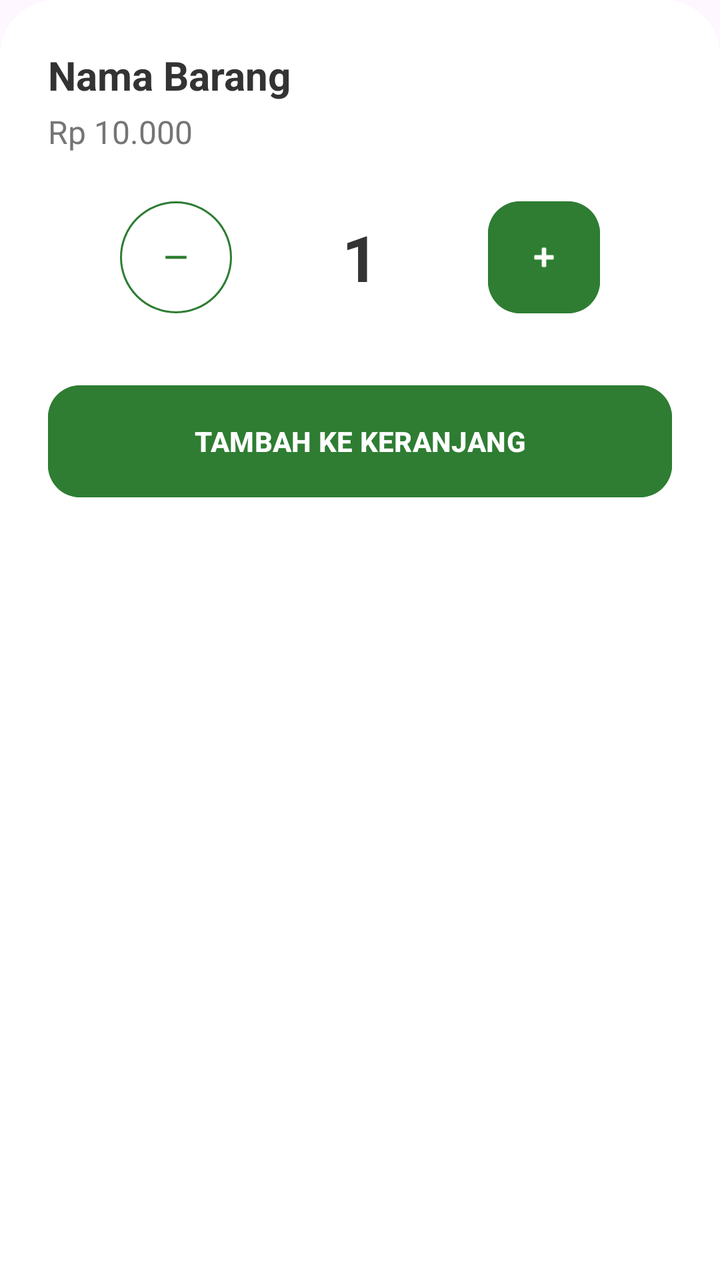
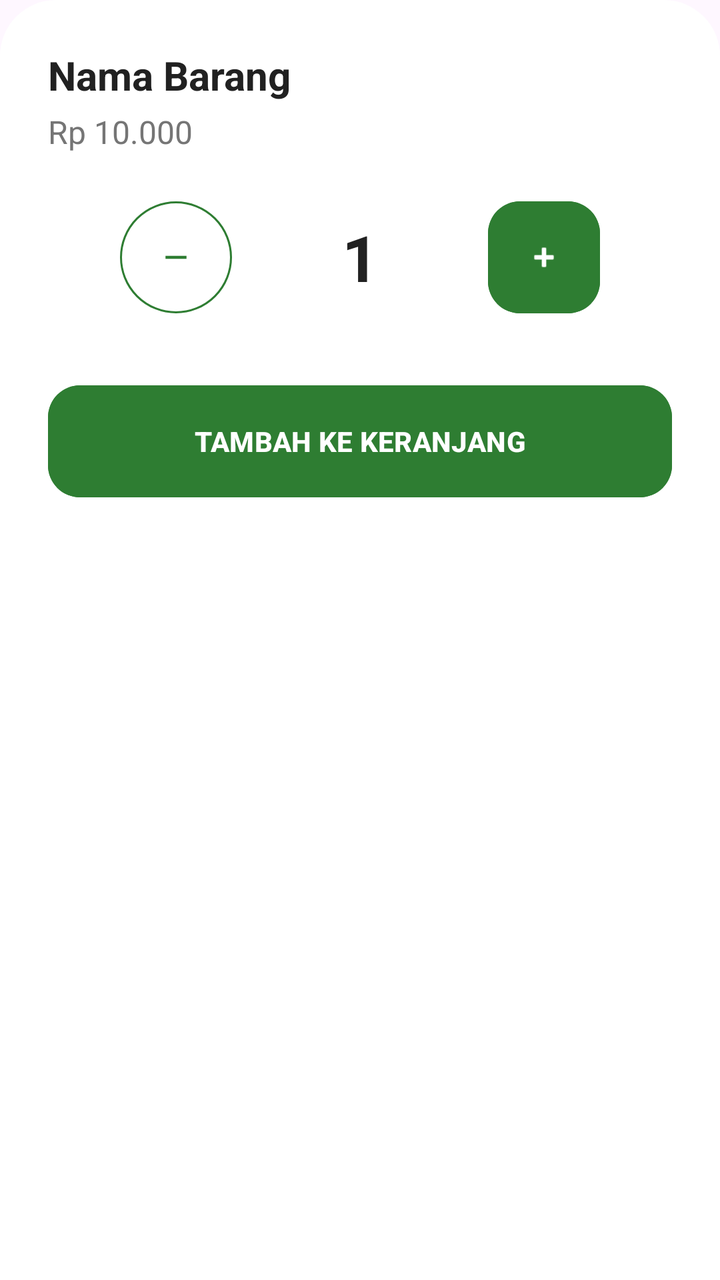

An Android layout rendered at two revisions. The XML below is the earlier revision; the diff shows what the commit changed to produce the second picture.
<!-- AndroidManifest.xml: application theme Theme.WarungKu -->
<!-- res/layout/layout_bottom_sheet_quantity.xml -->
<?xml version="1.0" encoding="utf-8"?>
<LinearLayout xmlns:android="http://schemas.android.com/apk/res/android"
    xmlns:app="http://schemas.android.com/apk/res-auto"
    android:layout_width="match_parent"
    android:layout_height="wrap_content"
    android:orientation="vertical"
    android:padding="24dp"
    android:background="@drawable/bg_bottom_sheet">

    <TextView
        android:id="@+id/tvSheetName"
        android:layout_width="match_parent"
        android:layout_height="wrap_content"
        android:text="Nama Barang"
        android:textSize="20sp"
        android:textStyle="bold"
        android:textColor="#333333"
        android:layout_marginBottom="4dp"/>

    <TextView
        android:id="@+id/tvSheetPrice"
        android:layout_width="match_parent"
        android:layout_height="wrap_content"
        android:text="Rp 10.000"
        android:textSize="16sp"
        android:textColor="#757575"
        android:layout_marginBottom="24dp"/>

    <LinearLayout
        android:layout_width="match_parent"
        android:layout_height="wrap_content"
        android:orientation="horizontal"
        android:gravity="center"
        android:layout_marginBottom="32dp">

        <com.google.android.material.button.MaterialButton
            android:id="@+id/btnSheetMinus"
            style="@style/Widget.Material3.Button.OutlinedButton.Icon"
            android:layout_width="56dp"
            android:layout_height="56dp"
            android:padding="0dp"
            android:insetLeft="0dp"
            android:insetTop="0dp"
            android:insetRight="0dp"
            android:insetBottom="0dp"
            app:icon="@drawable/ic_minus"
            app:iconGravity="textStart"
            app:iconPadding="0dp"
            app:iconTint="#2E7D32"
            app:strokeColor="#2E7D32"/>

        <TextView
            android:id="@+id/tvSheetQuantity"
            android:layout_width="80dp"
            android:layout_height="wrap_content"
            android:text="1"
            android:textAlignment="center"
            android:textSize="32sp"
            android:textStyle="bold"
            android:textColor="#333333"
            android:layout_marginHorizontal="24dp"/>

        <com.google.android.material.button.MaterialButton
            android:id="@+id/btnSheetPlus"
            android:layout_width="56dp"
            android:layout_height="56dp"
            android:padding="0dp"
            android:insetLeft="0dp"
            android:insetTop="0dp"
            android:insetRight="0dp"
            android:insetBottom="0dp"
            app:icon="@android:drawable/ic_input_add"
            app:iconGravity="textStart"
            app:iconPadding="0dp"
            app:iconTint="#FFFFFF"
            app:cornerRadius="16dp"
            android:backgroundTint="#2E7D32"/>
    </LinearLayout>

    <Button
        android:id="@+id/btnSheetAdd"
        android:layout_width="match_parent"
        android:layout_height="64dp"
        android:text="TAMBAH KE KERANJANG"
        android:textSize="14sp"
        android:textStyle="bold"
        app:cornerRadius="16dp"
        android:backgroundTint="#2E7D32"/>

</LinearLayout>
<!-- resources referenced by this layout -->
<resources>
  <!-- drawable bg_bottom_sheet (drawable) -->
  <?xml version="1.0" encoding="utf-8"?>
  <shape xmlns:android="http://schemas.android.com/apk/res/android">
      <solid android:color="#FFFFFF"/>
      <corners
          android:topLeftRadius="28dp"
          android:topRightRadius="28dp"/>
  </shape>
  <!-- drawable ic_minus (drawable) -->
  <vector xmlns:android="http://schemas.android.com/apk/res/android"
      android:width="24dp"
      android:height="24dp"
      android:viewportWidth="24"
      android:viewportHeight="24">
    <path
        android:fillColor="#FF000000"
        android:pathData="M19,13H5V11H19V13Z"/>
  </vector>
  <style name="Theme.WarungKu" parent="Theme.Material3.DayNight.NoActionBar">
          
          <item name="colorPrimary">@color/purple_500</item>
          
          <item name="colorSecondary">@color/teal_200</item>
          
          <item name="android:statusBarColor">@color/purple_700</item>
          
      </style>
  <color name="purple_500">#FF6200EE</color>
  <color name="teal_200">#FF03DAC5</color>
  <color name="purple_700">#3700B3</color>
</resources>

<!-- the commit's change to res/layout/layout_bottom_sheet_quantity.xml (unified diff, before → after) -->
@@ -14,7 +14,7 @@
         android:text="Nama Barang"
         android:textSize="20sp"
         android:textStyle="bold"
-        android:textColor="#333333"
+        android:textColor="@color/text_primary"
         android:layout_marginBottom="4dp"/>
 
     <TextView
@@ -23,7 +23,7 @@
         android:layout_height="wrap_content"
         android:text="Rp 10.000"
         android:textSize="16sp"
-        android:textColor="#757575"
+        android:textColor="@color/text_secondary"
         android:layout_marginBottom="24dp"/>
 
     <LinearLayout
@@ -46,8 +46,8 @@
             app:icon="@drawable/ic_minus"
             app:iconGravity="textStart"
             app:iconPadding="0dp"
-            app:iconTint="#2E7D32"
-            app:strokeColor="#2E7D32"/>
+            app:iconTint="@color/primary"
+            app:strokeColor="@color/primary"/>
 
         <TextView
             android:id="@+id/tvSheetQuantity"
@@ -57,7 +57,7 @@
             android:textAlignment="center"
             android:textSize="32sp"
             android:textStyle="bold"
-            android:textColor="#333333"
+            android:textColor="@color/text_primary"
             android:layout_marginHorizontal="24dp"/>
 
         <com.google.android.material.button.MaterialButton
@@ -72,9 +72,9 @@
             app:icon="@android:drawable/ic_input_add"
             app:iconGravity="textStart"
             app:iconPadding="0dp"
-            app:iconTint="#FFFFFF"
+            app:iconTint="@android:color/white"
             app:cornerRadius="16dp"
-            android:backgroundTint="#2E7D32"/>
+            android:backgroundTint="@color/primary"/>
     </LinearLayout>
 
     <Button
@@ -85,6 +85,6 @@
         android:textSize="14sp"
         android:textStyle="bold"
         app:cornerRadius="16dp"
-        android:backgroundTint="#2E7D32"/>
+        android:backgroundTint="@color/primary"/>
 
 </LinearLayout>
<!-- resource entries referenced after the edit -->
@@ -1,9 +1,12 @@
 <!-- resources referenced by this layout -->
 <resources>
+  <color name="primary">#2E7D32</color>
+  <color name="text_primary">#212121</color>
+  <color name="text_secondary">#757575</color>
   <!-- drawable bg_bottom_sheet (drawable) -->
   <?xml version="1.0" encoding="utf-8"?>
   <shape xmlns:android="http://schemas.android.com/apk/res/android">
-      <solid android:color="#FFFFFF"/>
+      <solid android:color="@color/background"/>
       <corners
           android:topLeftRadius="28dp"
           android:topRightRadius="28dp"/>
@@ -20,15 +23,15 @@
   </vector>
   <style name="Theme.WarungKu" parent="Theme.Material3.DayNight.NoActionBar">
           
-          <item name="colorPrimary">@color/purple_500</item>
+          <item name="colorPrimary">@color/primary</item>
           
-          <item name="colorSecondary">@color/teal_200</item>
+          <item name="colorSecondary">@color/accent</item>
           
-          <item name="android:statusBarColor">@color/purple_700</item>
+          <item name="android:statusBarColor">@color/primary_dark</item>
           
       </style>
-  <color name="purple_500">#FF6200EE</color>
-  <color name="teal_200">#FF03DAC5</color>
-  <color name="purple_700">#3700B3</color>
+  <color name="background">#FFFFFF</color>
+  <color name="accent">#64B5F6</color>
+  <color name="primary_dark">#1B5E20</color>
 </resources>
 
